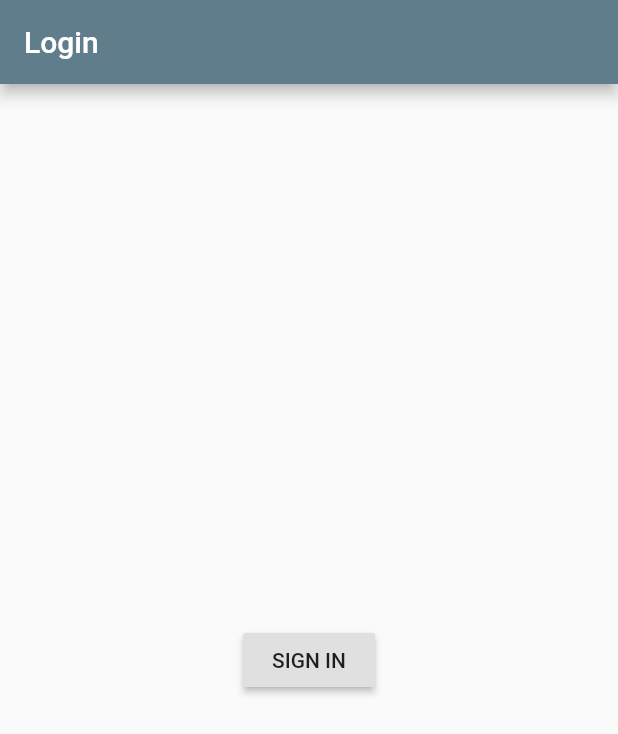
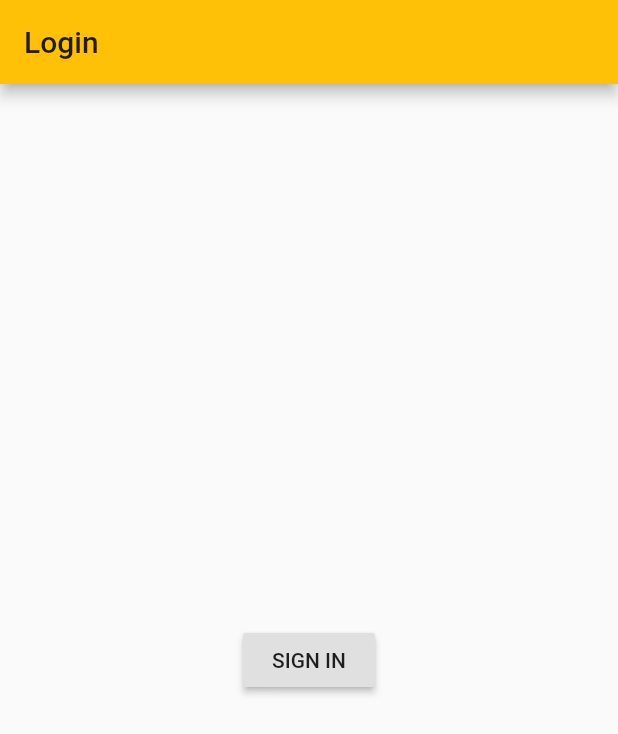
Before and after one commit to gdgbaroda/books2go, a Flutter app: the screen it shows after launch, on a phone screen of 412 x 824 dp. Shown: the top 734 px of the screen. Run offline on Flutter 3.47's test engine with Material 2 defaults, Android fonts, the phone set to English and light mode, and no system bars; our stand-ins replace camera, firebase_auth, google_sign_in; accounts and stored records are empty.

Commit message:
add new branding set for android

```diff
--- a/app/lib/main.dart
+++ b/app/lib/main.dart
@@ -28,7 +28,7 @@ class _AppState extends State<App> {
     return new MaterialApp(
       title: 'Books2Go',
       theme: new ThemeData(
-        primarySwatch: Colors.blueGrey,
+        primarySwatch: Colors.amber,
       ),
       home: new LoginWidget(
         user: this.user,
--- a/app/pubspec.yaml
+++ b/app/pubspec.yaml
@@ -1,5 +1,5 @@
-name: app
-description: A new Flutter project.
+name: books2go
+description: Keep a track of your favorite books!
 
 dependencies:
   flutter:
```
Also changed, not shown: app/icon.png (added), 7 other files.
